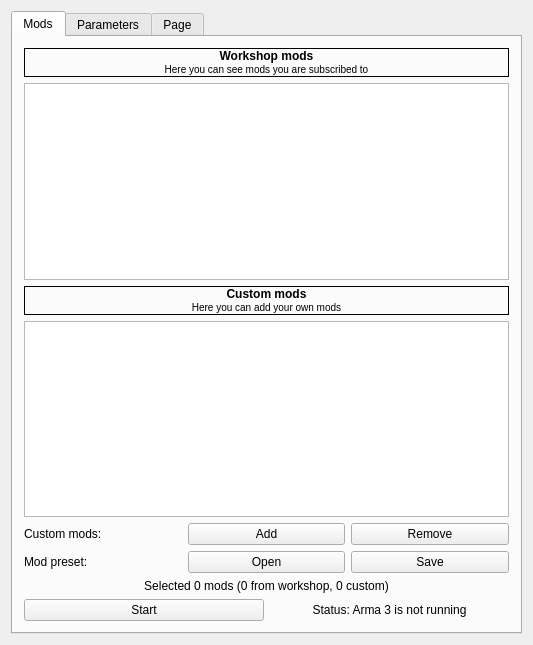
muttleyxd/arma3-unix-launcher, file src/arma3-unix-launcher/mainwindow.ui: the form before one commit.
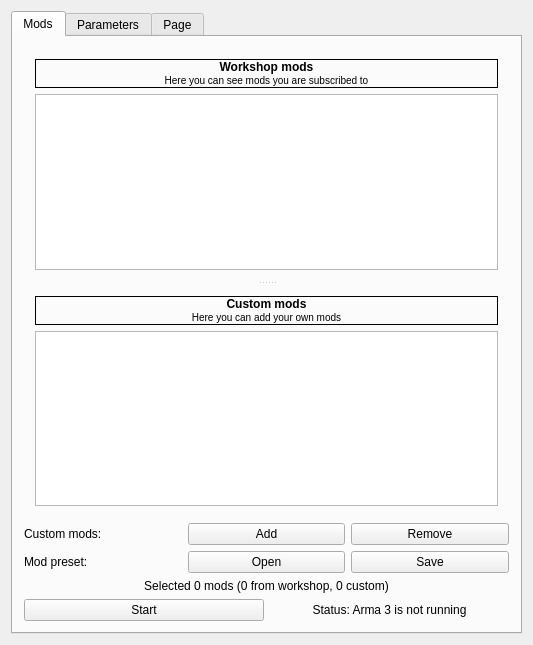
The form after the commit. Icons and pictures are not drawn.

Commit message: mainwindow: make mod tables resizable

Diff of the .ui file:
```diff
--- a/src/arma3-unix-launcher/mainwindow.ui
+++ b/src/arma3-unix-launcher/mainwindow.ui
@@ -38,9 +38,14 @@
          <attribute name="title">
           <string>Mods</string>
          </attribute>
-         <layout class="QGridLayout" name="gridLayout">
-          <item row="0" column="0">
-           <layout class="QVBoxLayout" name="layout_vertical_mods">
+         <layout class="QVBoxLayout" name="verticalLayout_2">
+          <item>
+           <widget class="QSplitter" name="splitter_mods">
+            <property name="orientation">
+             <enum>Qt::Vertical</enum>
+            </property>
+            <widget class="QWidget" name="">
+             <layout class="QVBoxLayout" name="layout_vertical_workshop_mods">
             <item>
              <widget class="QLabel" name="label_workshop_mods">
               <property name="frameShape">
@@ -77,6 +82,10 @@
               <column/>
              </widget>
             </item>
+             </layout>
+            </widget>
+            <widget class="QWidget" name="">
+             <layout class="QVBoxLayout" name="layout_vertical_custom_mods">
             <item>
              <widget class="QLabel" name="label_custom_mods">
               <property name="frameShape">
@@ -115,6 +124,10 @@
               <column/>
              </widget>
             </item>
+             </layout>
+            </widget>
+           </widget>
+          </item>
             <item>
              <layout class="QHBoxLayout" name="layout_horizontal_buttons_add_remove">
               <item>
@@ -219,8 +232,6 @@
                  <set>Qt::AlignCenter</set>
                 </property>
                </widget>
-              </item>
-             </layout>
             </item>
            </layout>
           </item>
```
Lines whose indentation alone changed are shown as unchanged.
